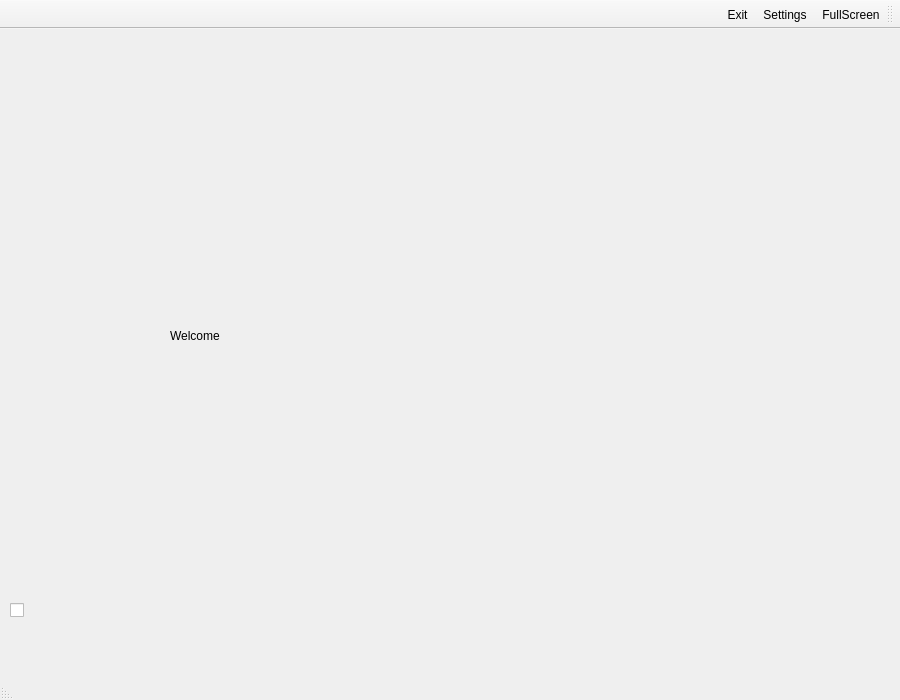
Before: the Qt Designer form MGAWithSQL/mainwindow.ui in amirtosson/MGAConnect, drawn with Qt 5.
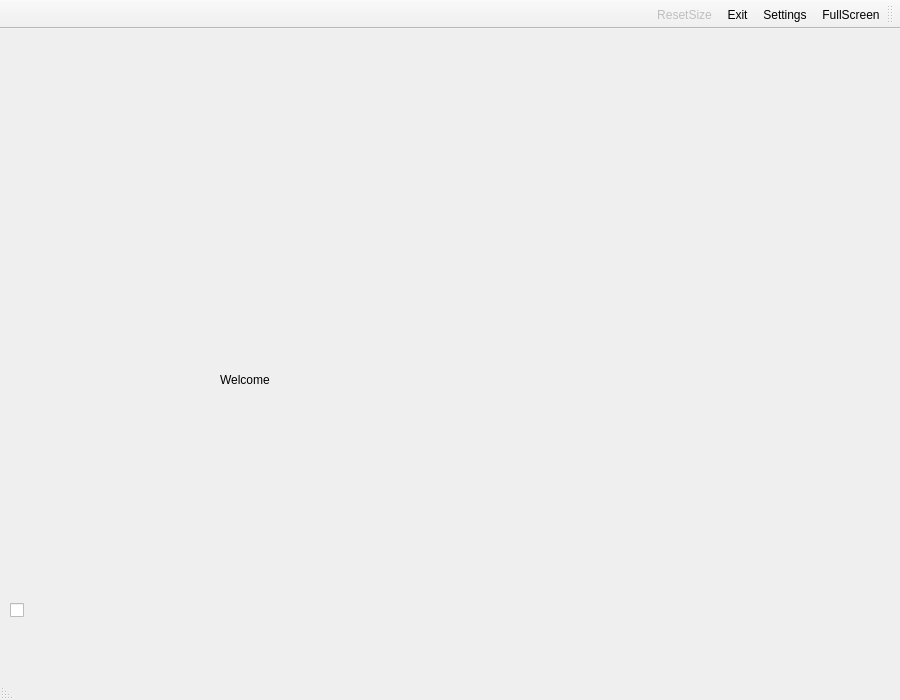
After: the same form once the commit is applied. Icons and pictures are not drawn. Custom widgets are drawn as their Qt base class.

The edit to the form file:
```diff
--- a/MGAWithSQL/mainwindow.ui
+++ b/MGAWithSQL/mainwindow.ui
@@ -2,6 +2,9 @@
 <ui version="4.0">
  <class>MainWindow</class>
  <widget class="QMainWindow" name="MainWindow">
+  <property name="enabled">
+   <bool>true</bool>
+  </property>
   <property name="geometry">
    <rect>
     <x>0</x>
@@ -12,8 +15,8 @@
   </property>
   <property name="minimumSize">
    <size>
-    <width>700</width>
-    <height>500</height>
+    <width>900</width>
+    <height>700</height>
    </size>
   </property>
   <property name="palette">
@@ -83,27 +86,32 @@
       <height>450</height>
      </rect>
     </property>
+    <property name="minimumSize">
+     <size>
+      <width>640</width>
+      <height>450</height>
+     </size>
+    </property>
     <property name="styleSheet">
      <string notr="true"/>
     </property>
     <widget class="QWidget" name="widget" native="true">
      <property name="geometry">
       <rect>
-       <x>20</x>
+       <x>10</x>
        <y>20</y>
-       <width>461</width>
-       <height>221</height>
+       <width>611</width>
+       <height>421</height>
       </rect>
      </property>
      <property name="styleSheet">
       <string notr="true"/>
      </property>
-    </widget>
     <widget class="QLabel" name="label">
      <property name="geometry">
       <rect>
-       <x>40</x>
-       <y>256</y>
+        <x>80</x>
+        <y>280</y>
        <width>421</width>
        <height>81</height>
       </rect>
@@ -113,6 +121,7 @@
      </property>
     </widget>
    </widget>
+   </widget>
    <widget class="MGAWidgetExtension" name="sideToolBoxWidget" native="true">
     <property name="geometry">
      <rect>
@@ -209,6 +218,9 @@
    </property>
   </widget>
   <widget class="QToolBar" name="mainToolBar">
+   <property name="enabled">
+    <bool>true</bool>
+   </property>
    <property name="layoutDirection">
     <enum>Qt::RightToLeft</enum>
    </property>
@@ -224,6 +236,7 @@
    <addaction name="actionFullScreen"/>
    <addaction name="actionOptions"/>
    <addaction name="actionExit"/>
+   <addaction name="actionResetSize"/>
   </widget>
   <widget class="QStatusBar" name="statusBar">
    <property name="layoutDirection">
@@ -257,6 +270,21 @@
     <string>FullScreen</string>
    </property>
   </action>
+  <action name="actionResetSize">
+   <property name="enabled">
+    <bool>false</bool>
+   </property>
+   <property name="icon">
+    <iconset resource="imageresources.qrc">
+     <normaloff>:/buttonIcons/Resources/Icons/resetsize.png</normaloff>:/buttonIcons/Resources/Icons/resetsize.png</iconset>
+   </property>
+   <property name="text">
+    <string>ResetSize</string>
+   </property>
+   <property name="toolTip">
+    <string>Back to the original size</string>
+   </property>
+  </action>
  </widget>
  <layoutdefault spacing="6" margin="11"/>
  <customwidgets>
```
Lines whose indentation alone changed are shown as unchanged.
